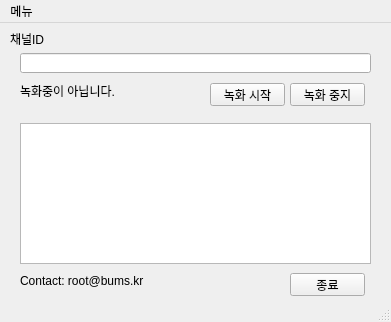
Qt form ChzzkLinkUI.ui (reretay/ChzzkLink) before a commit.
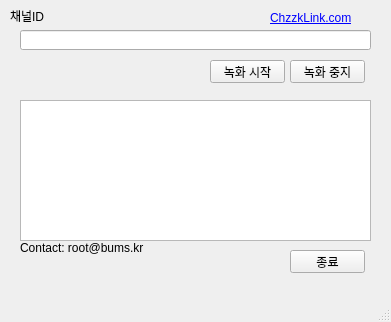
The same form after that commit. Icons and pictures are not drawn.

Commit message:
시그널 혼선
QLabel 제거 후 QTextBrowser로 통합

Diff of the .ui file:
```diff
--- a/ChzzkLinkUI.ui
+++ b/ChzzkLinkUI.ui
@@ -84,26 +84,16 @@
     <property name="geometry">
      <rect>
       <x>20</x>
-      <y>250</y>
+      <y>240</y>
       <width>141</width>
       <height>16</height>
      </rect>
     </property>
     <property name="text">
-     <string>Contact: root@bums.kr</string>
+     <string>&lt;a href=&quot;mailto:﻿&quot;root@bums.kr&quot;&gt;Contact: root@bums.kr&lt;/a&gt;</string>
     </property>
-   </widget>
-   <widget class="QLabel" name="label_status">
-    <property name="geometry">
-     <rect>
-      <x>20</x>
-      <y>60</y>
-      <width>131</width>
-      <height>16</height>
-     </rect>
-    </property>
-    <property name="text">
-     <string>녹화중이 아닙니다.</string>
+    <property name="openExternalLinks">
+     <bool>true</bool>
     </property>
    </widget>
    <widget class="QTextBrowser" name="textBrowser">
@@ -123,6 +113,25 @@
 &lt;p style=&quot;-qt-paragraph-type:empty; margin-top:0px; margin-bottom:0px; margin-left:0px; margin-right:0px; -qt-block-indent:0; text-indent:0px;&quot;&gt;&lt;br /&gt;&lt;/p&gt;&lt;/body&gt;&lt;/html&gt;</string>
     </property>
    </widget>
+   <widget class="QLabel" name="label_3">
+    <property name="geometry">
+     <rect>
+      <x>270</x>
+      <y>10</y>
+      <width>91</width>
+      <height>16</height>
+     </rect>
+    </property>
+    <property name="text">
+     <string>&lt;html&gt;&lt;head/&gt;&lt;body&gt;&lt;p&gt;&lt;a href=&quot;\&amp;quot;http://chzzklink.com/\&amp;quot;&quot;&gt;&lt;span style=&quot; text-decoration: underline; color:#0000ff;&quot;&gt;ChzzkLink.com&lt;/span&gt;&lt;/a&gt;&lt;/p&gt;&lt;/body&gt;&lt;/html&gt;</string>
+    </property>
+    <property name="textFormat">
+     <enum>Qt::RichText</enum>
+    </property>
+    <property name="openExternalLinks">
+     <bool>true</bool>
+    </property>
+   </widget>
   </widget>
   <widget class="QMenuBar" name="menubar">
    <property name="geometry">
@@ -133,14 +142,6 @@
      <height>21</height>
     </rect>
    </property>
-   <widget class="QMenu" name="menu">
-    <property name="title">
-     <string>메뉴</string>
-    </property>
-    <addaction name="actionChzzkLink_com"/>
-    <addaction name="actionContact"/>
-   </widget>
-   <addaction name="menu"/>
   </widget>
   <widget class="QStatusBar" name="statusbar"/>
   <action name="actionChzzkLink_com">
```
Left out of the diff: 10 changed lines with no effect on the pictures. The commit also changes 1 other file.
